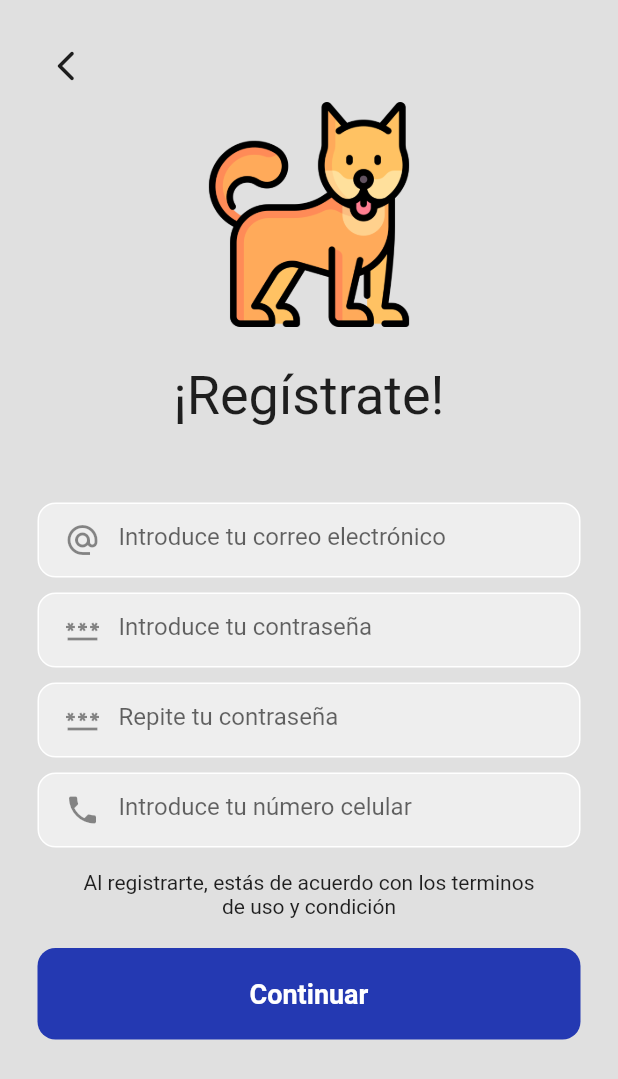
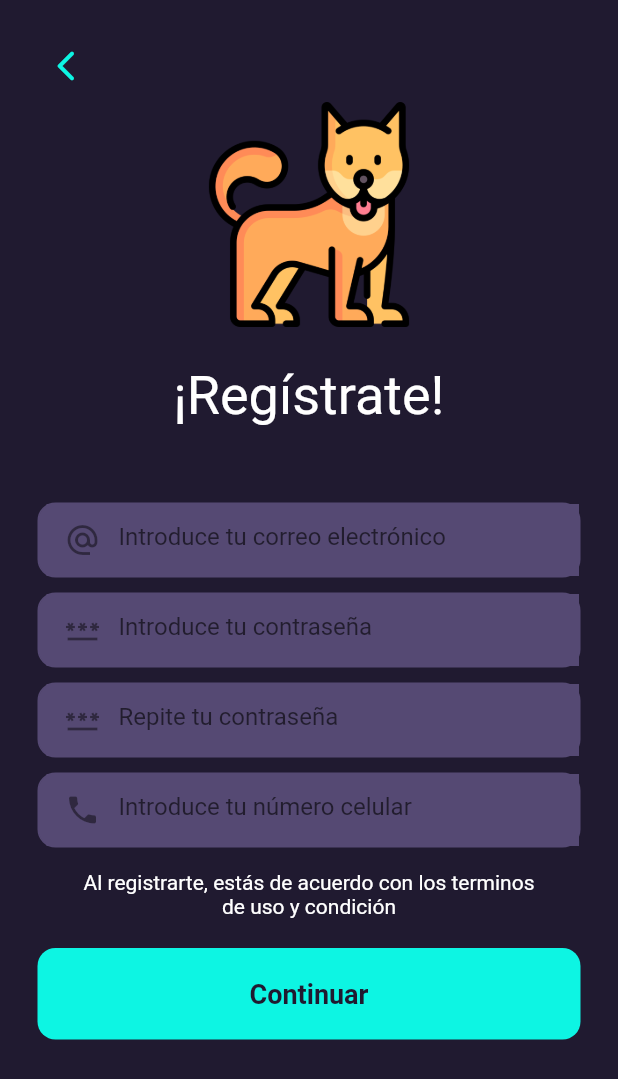
Before and after one commit to BryanVazquezHdez/SafVetFlutter, a Flutter app: the RegisterPage screen opened directly, on a phone screen of 412 x 824 dp. Shown: the top 1079 px of the screen. Run offline on Flutter 3.47's test engine with Material 2 defaults, Android fonts, the phone set to English and light mode, and no system bars; our stand-ins replace firebase_core, google_fonts; accounts and stored records are empty; network calls fail.

Commit message:
Style changes

```diff
--- a/lib/register_page.dart
+++ b/lib/register_page.dart
@@ -16,7 +16,7 @@ class _RegisterPageState extends State<RegisterPage> {
   Widget build(BuildContext context) {
     return Scaffold(
       resizeToAvoidBottomInset: false,
-      backgroundColor: Colors.grey[300],
+      backgroundColor: Color.fromARGB(255, 32, 26, 48),
       body: Column(
         children: [
           SafeArea(
@@ -25,9 +25,8 @@ class _RegisterPageState extends State<RegisterPage> {
                 Padding(
                   padding: const EdgeInsets.only(left: 20, top: 20),
                   child: IconButton(
-                    icon: Icon(
-                      Icons.arrow_back_ios_new_rounded,
-                    ),
+                    icon: Icon(Icons.arrow_back_ios_new_rounded,
+                        color: Color.fromARGB(255, 13, 245, 227)),
                     onPressed: () {
                       Navigator.pop(context);
                     },
@@ -49,7 +48,10 @@ class _RegisterPageState extends State<RegisterPage> {
                 SizedBox(
                   height: 25,
                 ),
-                Text("¡Regístrate!", style: GoogleFonts.roboto(fontSize: 36)),
+                Text(
+                  "¡Regístrate!",
+                  style: GoogleFonts.roboto(fontSize: 36, color: Colors.white),
+                ),
                 SizedBox(
                   height: 50,
                 ),
@@ -59,9 +61,9 @@ class _RegisterPageState extends State<RegisterPage> {
                   padding: const EdgeInsets.symmetric(horizontal: 25.0),
                   child: Container(
                     decoration: BoxDecoration(
-                        color: Colors.grey[200],
+                        color: Color.fromARGB(255, 85, 73, 115),
                         border: Border.all(
-                          color: Colors.white,
+                          color: Color.fromARGB(255, 85, 73, 115),
                         ),
                         borderRadius: BorderRadius.circular(12)),
                     child: Padding(
@@ -69,6 +71,8 @@ class _RegisterPageState extends State<RegisterPage> {
                       child: TextField(
                         keyboardType: TextInputType.emailAddress,
                         decoration: InputDecoration(
+                            filled: true,
+                            fillColor: Color.fromARGB(255, 85, 73, 115),
                             border: InputBorder.none,
                             prefixIcon: Icon(Icons.alternate_email),
                             hintText: 'Introduce tu correo electrónico'),
@@ -86,9 +90,9 @@ class _RegisterPageState extends State<RegisterPage> {
                   padding: const EdgeInsets.symmetric(horizontal: 25.0),
                   child: Container(
                     decoration: BoxDecoration(
-                        color: Colors.grey[200],
+                        color: Color.fromARGB(255, 85, 73, 115),
                         border: Border.all(
-                          color: Colors.white,
+                          color: Color.fromARGB(255, 85, 73, 115),
                         ),
                         borderRadius: BorderRadius.circular(12)),
                     child: Padding(
@@ -96,6 +100,8 @@ class _RegisterPageState extends State<RegisterPage> {
                       child: TextField(
                         obscureText: true,
                         decoration: InputDecoration(
+                            filled: true,
+                            fillColor: Color.fromARGB(255, 85, 73, 115),
                             border: InputBorder.none,
                             prefixIcon: Icon(Icons.password),
                             hintText: 'Introduce tu contraseña'),
@@ -112,9 +118,9 @@ class _RegisterPageState extends State<RegisterPage> {
                   padding: const EdgeInsets.symmetric(horizontal: 25.0),
                   child: Container(
                     decoration: BoxDecoration(
-                        color: Colors.grey[200],
+                        color: Color.fromARGB(255, 85, 73, 115),
                         border: Border.all(
-                          color: Colors.white,
+                          color: Color.fromARGB(255, 85, 73, 115),
                         ),
                         borderRadius: BorderRadius.circular(12)),
                     child: Padding(
@@ -122,6 +128,8 @@ class _RegisterPageState extends State<RegisterPage> {
                       child: TextField(
                         obscureText: true,
                         decoration: InputDecoration(
+                            filled: true,
+                            fillColor: Color.fromARGB(255, 85, 73, 115),
                             border: InputBorder.none,
                             prefixIcon: Icon(Icons.password),
                             hintText: 'Repite tu contraseña'),
@@ -138,9 +146,9 @@ class _RegisterPageState extends State<RegisterPage> {
                   padding: const EdgeInsets.symmetric(horizontal: 25.0),
                   child: Container(
                     decoration: BoxDecoration(
-                        color: Colors.grey[200],
+                        color: Color.fromARGB(255, 85, 73, 115),
                         border: Border.all(
-                          color: Colors.white,
+                          color: Color.fromARGB(255, 85, 73, 115),
                         ),
                         borderRadius: BorderRadius.circular(12)),
                     child: Padding(
@@ -149,6 +157,8 @@ class _RegisterPageState extends State<RegisterPage> {
                         keyboardType: TextInputType.number,
                         obscureText: false,
                         decoration: InputDecoration(
+                            filled: true,
+                            fillColor: Color.fromARGB(255, 85, 73, 115),
                             border: InputBorder.none,
                             prefixIcon: Icon(Icons.phone),
                             hintText: 'Introduce tu número celular'),
@@ -167,9 +177,9 @@ class _RegisterPageState extends State<RegisterPage> {
                     mainAxisAlignment: MainAxisAlignment.center,
                     children: [
                       Text(
-                        "Al registrarte, estás de acuerdo con los terminos \nde uso y condición",
-                        textAlign: TextAlign.center,
-                      ),
+                          "Al registrarte, estás de acuerdo con los terminos \nde uso y condición",
+                          textAlign: TextAlign.center,
+                          style: TextStyle(color: Colors.white)),
                     ],
                   ),
                 ),
@@ -184,12 +194,12 @@ class _RegisterPageState extends State<RegisterPage> {
                   child: Container(
                     padding: EdgeInsets.all(20),
                     decoration: BoxDecoration(
-                        color: Color.fromARGB(255, 36, 57, 178),
+                        color: Color.fromARGB(255, 13, 245, 227),
                         borderRadius: BorderRadius.circular(12)),
                     child: Center(
                         child: Text("Continuar",
                             style: TextStyle(
-                              color: Colors.white,
+                              color: Color.fromARGB(255, 32, 26, 48),
                               fontWeight: FontWeight.bold,
                               fontSize: 18,
                             ))),
```
Also changed, not shown: lib/login_page.dart (+35 -23 lines), lib/pet_page.dart (+24 -5 lines), lib/profile_page.dart (+4 -3 lines), lib/recover_page.dart (+12 -10 lines).
